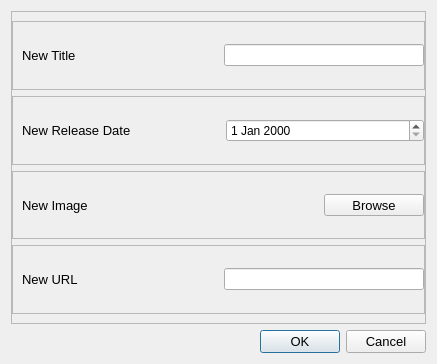
The window that ui/edit_dialog.ui (xbinh47/PTI_TungNam_DaiKhang) describes before a commit, drawn with Qt 5.
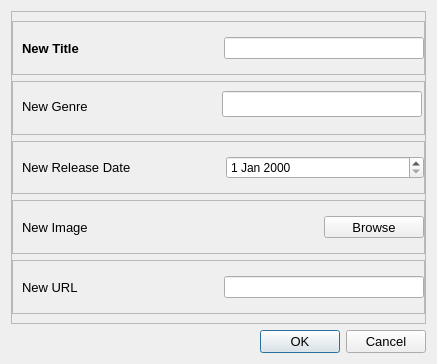
The same window after the commit. Icons and pictures are not drawn.

What changed in the file:
```diff
--- a/ui/edit_dialog.ui
+++ b/ui/edit_dialog.ui
@@ -59,6 +59,7 @@
            <property name="font">
             <font>
              <pointsize>10</pointsize>
+             <bold>true</bold>
             </font>
            </property>
            <property name="text">
@@ -79,6 +80,50 @@
         </layout>
        </widget>
       </item>
+      <item>
+       <widget class="QFrame" name="genreFrame">
+        <property name="frameShape">
+         <enum>QFrame::StyledPanel</enum>
+        </property>
+        <property name="frameShadow">
+         <enum>QFrame::Raised</enum>
+        </property>
+        <widget class="QLabel" name="genreLabel">
+         <property name="geometry">
+          <rect>
+           <x>10</x>
+           <y>10</y>
+           <width>181</width>
+           <height>31</height>
+          </rect>
+         </property>
+         <property name="font">
+          <font>
+           <pointsize>10</pointsize>
+          </font>
+         </property>
+         <property name="text">
+          <string>New Genre</string>
+         </property>
+        </widget>
+        <widget class="QLineEdit" name="genreEdit">
+         <property name="geometry">
+          <rect>
+           <x>210</x>
+           <y>10</y>
+           <width>200</width>
+           <height>26</height>
+          </rect>
+         </property>
+         <property name="maximumSize">
+          <size>
+           <width>200</width>
+           <height>16777215</height>
+          </size>
+         </property>
+        </widget>
+       </widget>
+      </item>
       <item>
        <widget class="QFrame" name="releasedateFrame">
         <property name="frameShape">
```
Left out of the diff: 32 changed lines with no effect on the pictures.
